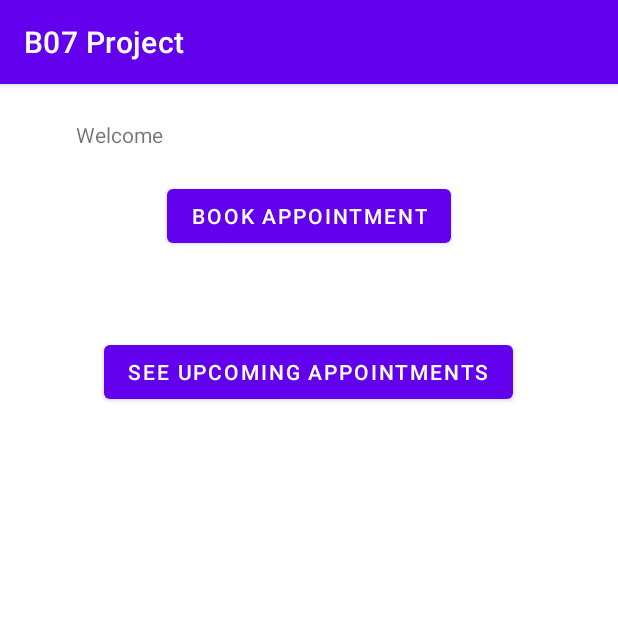
After one commit to Ansel-Hong/B07-Android-Project, an Android app: the PatientActivity screen opened directly, with no data from a screen before it, on a phone screen of 412 x 824 dp, the top half of it. The commit adds this screen. Run offline under Robolectric (Android 15) with nearby library versions, the phone set to English and light mode, and no system bars.

Commit message:
Implemented generic patient activity page

```diff
--- a/app/build.gradle
+++ b/app/build.gradle
@@ -40,6 +40,8 @@ dependencies {
     implementation 'androidx.annotation:annotation:1.1.0'
     implementation 'androidx.lifecycle:lifecycle-livedata-ktx:2.2.0'
     implementation 'androidx.lifecycle:lifecycle-viewmodel-ktx:2.2.0'
+    implementation 'androidx.navigation:navigation-fragment:2.3.0'
+    implementation 'androidx.navigation:navigation-ui:2.3.0'
     testImplementation 'junit:junit:4.+'
     androidTestImplementation 'androidx.test.ext:junit:1.1.3'
     androidTestImplementation 'androidx.test.espresso:espresso-core:3.4.0'
--- a/app/src/main/AndroidManifest.xml
+++ b/app/src/main/AndroidManifest.xml
@@ -9,9 +9,10 @@
         android:roundIcon="@mipmap/ic_launcher_round"
         android:supportsRtl="true"
         android:theme="@style/Theme.B07Project">
+        <activity android:name=".PatientActivity"></activity>
         <activity
             android:name=".ui.login.LoginActivity"
-            android:label="@string/title_activity_login"></activity>
+            android:label="@string/title_activity_login" />
         <activity android:name=".MainActivity$LoginPage" />
         <activity android:name=".MainActivity">
             <intent-filter>
--- /dev/null
+++ b/app/src/main/java/com/example/b07project/PatientActivity.java
@@ -0,0 +1,14 @@
+package com.example.b07project;
+
+import androidx.appcompat.app.AppCompatActivity;
+
+import android.os.Bundle;
+
+public class PatientActivity extends AppCompatActivity {
+
+    @Override
+    protected void onCreate(Bundle savedInstanceState) {
+        super.onCreate(savedInstanceState);
+        setContentView(R.layout.activity_patient);
+    }
+}
--- /dev/null
+++ b/app/src/main/res/layout/activity_patient.xml
@@ -0,0 +1,40 @@
+<?xml version="1.0" encoding="utf-8"?>
+<androidx.constraintlayout.widget.ConstraintLayout xmlns:android="http://schemas.android.com/apk/res/android"
+    xmlns:app="http://schemas.android.com/apk/res-auto"
+    xmlns:tools="http://schemas.android.com/tools"
+    android:layout_width="match_parent"
+    android:layout_height="match_parent"
+    tools:context=".PatientActivity">
+
+    <Button
+        android:id="@+id/button4"
+        android:layout_width="wrap_content"
+        android:layout_height="wrap_content"
+        android:layout_marginTop="64dp"
+        android:text="Book Appointment"
+        app:layout_constraintEnd_toEndOf="parent"
+        app:layout_constraintStart_toStartOf="parent"
+        app:layout_constraintTop_toTopOf="parent" />
+
+    <Button
+        android:id="@+id/button5"
+        android:layout_width="wrap_content"
+        android:layout_height="wrap_content"
+        android:layout_marginTop="56dp"
+        android:text="See upcoming appointments"
+        app:layout_constraintEnd_toEndOf="parent"
+        app:layout_constraintHorizontal_bias="0.498"
+        app:layout_constraintStart_toStartOf="parent"
+        app:layout_constraintTop_toBottomOf="@+id/button4" />
+
+    <TextView
+        android:id="@+id/textView3"
+        android:layout_width="wrap_content"
+        android:layout_height="wrap_content"
+        android:layout_marginTop="24dp"
+        android:text="Welcome"
+        app:layout_constraintEnd_toEndOf="parent"
+        app:layout_constraintHorizontal_bias="0.144"
+        app:layout_constraintStart_toStartOf="parent"
+        app:layout_constraintTop_toTopOf="parent" />
+</androidx.constraintlayout.widget.ConstraintLayout>
--- a/app/src/main/res/values/dimens.xml
+++ b/app/src/main/res/values/dimens.xml
@@ -2,4 +2,5 @@
     <!-- Default screen margins, per the Android Design guidelines. -->
     <dimen name="activity_horizontal_margin">16dp</dimen>
     <dimen name="activity_vertical_margin">16dp</dimen>
+    <dimen name="fab_margin">16dp</dimen>
 </resources>
--- a/build.gradle
+++ b/build.gradle
@@ -5,7 +5,7 @@ buildscript {
         mavenCentral()
     }
     dependencies {
-        classpath 'com.android.tools.build:gradle:7.0.0'
+        classpath 'com.android.tools.build:gradle:4.2.2'
         classpath 'com.google.gms:google-services:4.3.8'
 
         // NOTE: Do not place your application dependencies here; they belong
```
Also changed, not shown: app/src/main/res/values/strings.xml (+9 -0 lines), app/src/main/res/values/themes.xml (+9 -0 lines).
